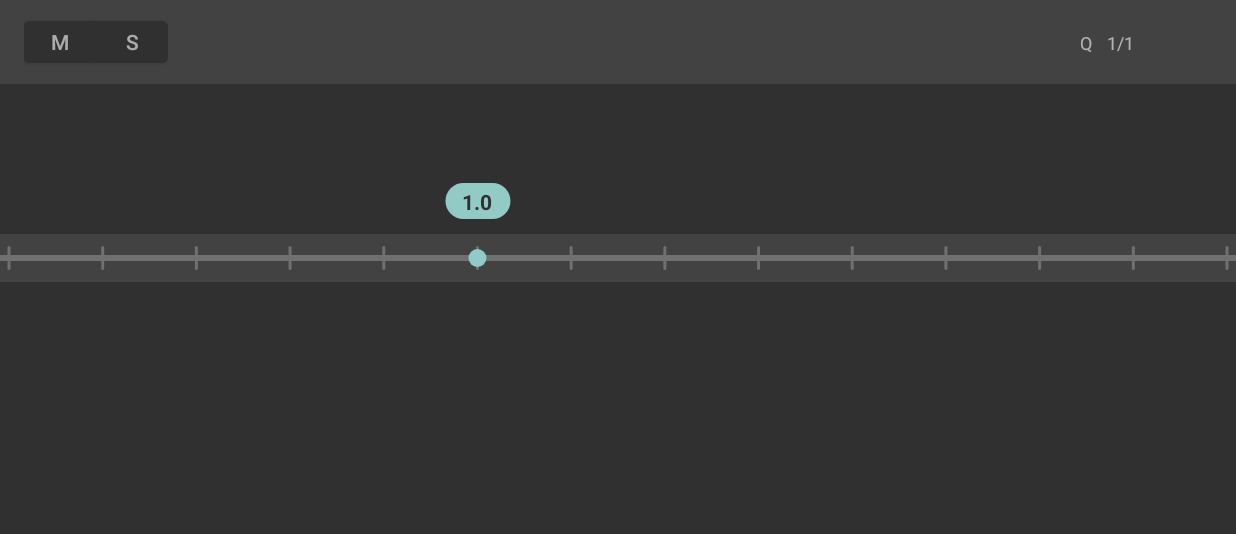
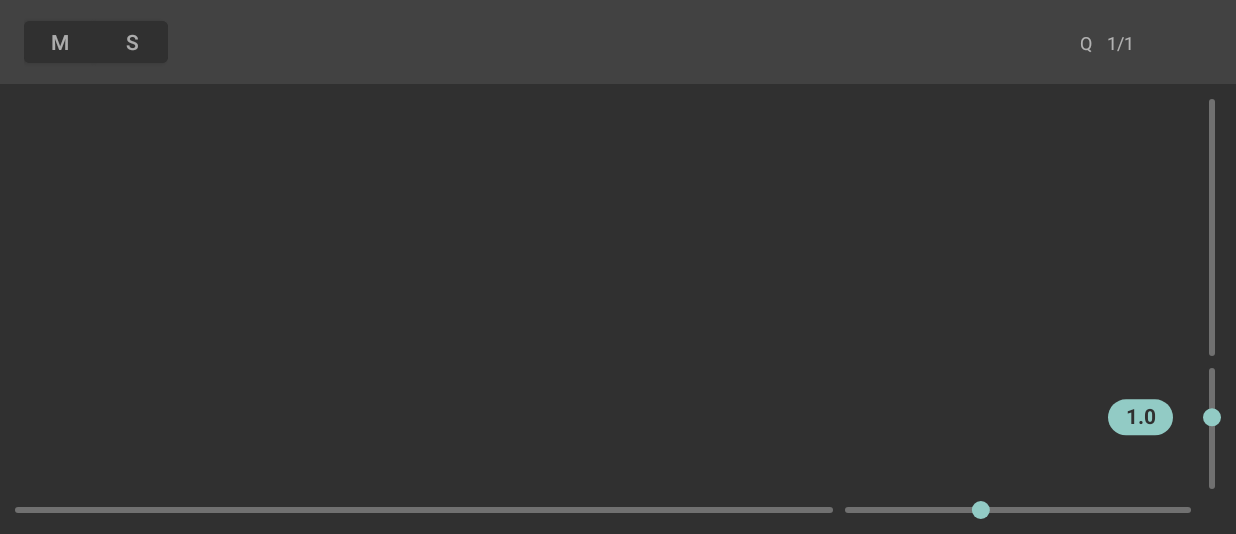
Before and after one commit to chord-io/chord.io-android-ui, an Android app: the SequencerActivity screen opened directly, with no data from a screen before it, on a phone screen of 824 x 412 dp (held sideways), the part 84-618 px from its top. Run offline under Robolectric (Android 15) with nearby library versions, the phone set to English and light mode, and no system bars; plain views replace IconicsImageView.

Commit message:
fine tuning zoombar

```diff
--- a/app/src/main/java/io/chord/ui/components/ZoomBar.kt
+++ b/app/src/main/java/io/chord/ui/components/ZoomBar.kt
@@ -669,6 +669,11 @@ class ZoomBar : View
 
 	private fun drawTicks(canvas: Canvas)
 	{
+		if(this.ticksThickness == 0f)
+		{
+			return
+		}
+
 		this.painter.color = this.ticksColor
 		this.painter.strokeWidth = this.ticksThickness
 		this.painter.strokeCap = Paint.Cap.ROUND
@@ -695,8 +700,8 @@ class ZoomBar : View
 		}
 		else
 		{
-			val left = bounds.left.toFloat() - this.ticksPadding
-			val right = bounds.right.toFloat() + this.ticksPadding
+			val left = bounds.left.toFloat() + this.ticksPadding
+			val right = bounds.right.toFloat() - this.ticksPadding
 
 			steps.forEach { position ->
 				val y = position + halfThumbThickness
--- a/app/src/main/res/layout/activity_sequencer.xml
+++ b/app/src/main/res/layout/activity_sequencer.xml
@@ -8,77 +8,79 @@
 
     <include layout="@layout/theme_editor_toolbar"/>
 
-    <io.chord.ui.components.ZoomBar
+<!--    <io.chord.ui.components.ZoomBar-->
+<!--        android:layout_width="match_parent"-->
+<!--        android:layout_height="32dp"-->
+<!--        android:layout_marginTop="100dp"-->
+<!--        app:cio_zb_orientation="horizontal"-->
+<!--        app:cio_zb_bubbleInvert="false"-->
+<!--        android:background="@color/backgroundSecondary" />-->
+
+    <GridLayout
         android:layout_width="match_parent"
-        android:layout_height="32dp"
-        android:layout_marginTop="100dp"
-        app:cio_zb_orientation="horizontal"
-        app:cio_zb_bubbleInvert="false"
-        android:background="@color/backgroundSecondary" />
+        android:layout_height="match_parent"
+        android:orientation="horizontal"
+        android:columnCount="2"
+        android:rowCount="3"
+        android:clipChildren="false">
+        <io.chord.ui.components.TwoDimensionalScrollView
+            android:id="@+id/scrollview"
+            android:layout_width="0dp"
+            android:layout_height="0dp"
+            android:layout_columnWeight="1"
+            android:layout_rowWeight="1"
+            android:layout_column="0"
+            android:layout_row="1">
+        </io.chord.ui.components.TwoDimensionalScrollView>
 
-<!--    <GridLayout-->
-<!--        android:layout_width="match_parent"-->
-<!--        android:layout_height="match_parent"-->
-<!--        android:orientation="horizontal"-->
-<!--        android:columnCount="2"-->
-<!--        android:rowCount="3"-->
-<!--        android:clipChildren="false">-->
-<!--        <io.chord.ui.components.TwoDimensionalScrollView-->
-<!--            android:id="@+id/scrollview"-->
-<!--            android:layout_width="0dp"-->
-<!--            android:layout_height="0dp"-->
-<!--            android:layout_columnWeight="1"-->
-<!--            android:layout_rowWeight="1"-->
-<!--            android:layout_column="0"-->
-<!--            android:layout_row="1">-->
-<!--        </io.chord.ui.components.TwoDimensionalScrollView>-->
+        <LinearLayout
+            android:layout_width="@dimen/scrollbar_default_thickness"
+            android:layout_height="0dp"
+            android:layout_columnWeight="0"
+            android:layout_rowWeight="1"
+            android:layout_column="1"
+            android:layout_row="0"
+            android:layout_rowSpan="2"
+            android:orientation="vertical"
+            android:clipChildren="false">
+            <io.chord.ui.components.ScrollBar
+                android:id="@+id/verticalScrollBar"
+                android:layout_width="match_parent"
+                android:layout_height="0dp"
+                android:layout_weight="1"
+                android:paddingTop="12dp"
+                android:paddingBottom="12dp"
+                app:cio_sb_orientation="vertical" />
+            <io.chord.ui.components.ZoomBar
+                android:layout_width="match_parent"
+                android:layout_height="0dp"
+                android:layout_weight="0.4"
+                app:cio_zb_orientation="vertical"
+                app:cio_zb_ticksThickness="0dp" />
+        </LinearLayout>
 
-<!--        <LinearLayout-->
-<!--            android:layout_width="@dimen/scrollbar_default_thickness"-->
-<!--            android:layout_height="0dp"-->
-<!--            android:layout_columnWeight="0"-->
-<!--            android:layout_rowWeight="1"-->
-<!--            android:layout_column="1"-->
-<!--            android:layout_row="0"-->
-<!--            android:layout_rowSpan="2"-->
-<!--            android:orientation="vertical"-->
-<!--            android:clipChildren="false">-->
-<!--            <io.chord.ui.components.ScrollBar-->
-<!--                android:id="@+id/verticalScrollBar"-->
-<!--                android:layout_width="match_parent"-->
-<!--                android:layout_height="0dp"-->
-<!--                android:layout_weight="1"-->
-<!--                android:paddingTop="12dp"-->
-<!--                android:paddingBottom="12dp"-->
-<!--                app:cio_sb_orientation="vertical" />-->
-<!--            <io.chord.ui.components.ZoomBar-->
-<!--                android:layout_width="match_parent"-->
-<!--                android:layout_height="0dp"-->
-<!--                android:layout_weight="0.4"-->
-<!--                app:cio_zb_orientation="vertical"/>-->
-<!--        </LinearLayout>-->
-
-<!--        <LinearLayout-->
-<!--            android:layout_width="0dp"-->
-<!--            android:layout_height="@dimen/scrollbar_default_thickness"-->
-<!--            android:layout_columnWeight="1"-->
-<!--            android:layout_rowWeight="0"-->
-<!--            android:layout_column="0"-->
-<!--            android:layout_row="2"-->
-<!--            android:clipChildren="false">-->
-<!--            <io.chord.ui.components.ScrollBar-->
-<!--                android:id="@+id/horizontalScrollBar"-->
-<!--                android:layout_width="0dp"-->
-<!--                android:layout_height="match_parent"-->
-<!--                android:layout_weight="1"-->
-<!--                android:paddingStart="12dp"-->
-<!--                android:paddingEnd="12dp"-->
-<!--                app:cio_sb_orientation="horizontal" />-->
-<!--            <io.chord.ui.components.ZoomBar-->
-<!--                android:layout_width="0dp"-->
-<!--                android:layout_height="match_parent"-->
-<!--                android:layout_weight="0.4"-->
-<!--                app:cio_zb_orientation="horizontal" />-->
-<!--        </LinearLayout>-->
-<!--    </GridLayout>-->
+        <LinearLayout
+            android:layout_width="0dp"
+            android:layout_height="@dimen/scrollbar_default_thickness"
+            android:layout_columnWeight="1"
+            android:layout_rowWeight="0"
+            android:layout_column="0"
+            android:layout_row="2"
+            android:clipChildren="false">
+            <io.chord.ui.components.ScrollBar
+                android:id="@+id/horizontalScrollBar"
+                android:layout_width="0dp"
+                android:layout_height="match_parent"
+                android:layout_weight="1"
+                android:paddingStart="12dp"
+                android:paddingEnd="12dp"
+                app:cio_sb_orientation="horizontal" />
+            <io.chord.ui.components.ZoomBar
+                android:layout_width="0dp"
+                android:layout_height="match_parent"
+                android:layout_weight="0.4"
+                app:cio_zb_orientation="horizontal"
+                app:cio_zb_ticksThickness="0dp" />
+        </LinearLayout>
+    </GridLayout>
 </LinearLayout>
```
